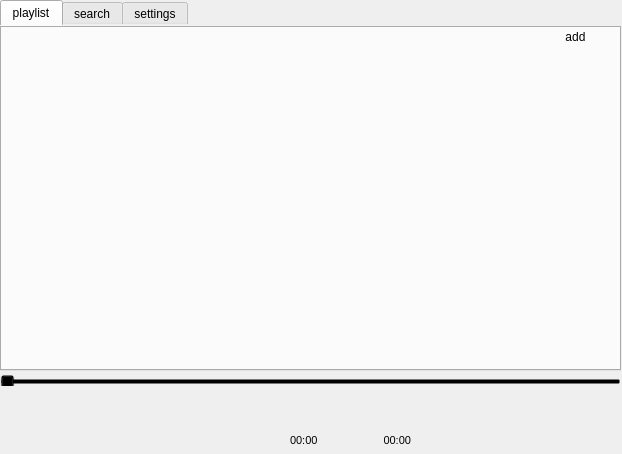
This is rlpcmain.ui in steftim/rlpc as Qt 5 draws it before an edit. The edited form follows.
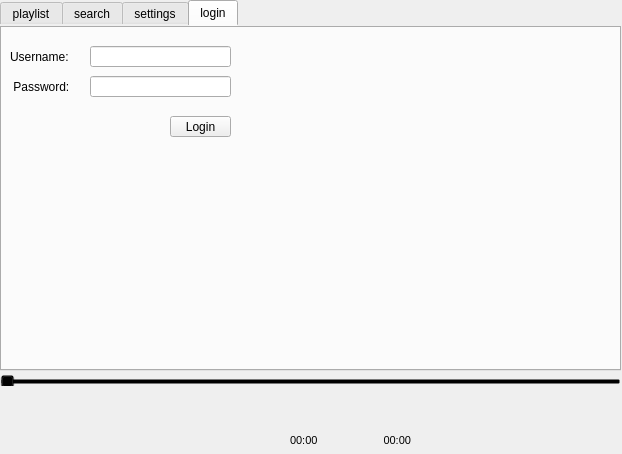
This is the edited form. Icons and pictures are not drawn.

What changed in the file:
```diff
--- a/rlpcmain.ui
+++ b/rlpcmain.ui
@@ -375,7 +375,7 @@
      <enum>QTabWidget::North</enum>
     </property>
     <property name="currentIndex">
-     <number>0</number>
+     <number>3</number>
     </property>
     <property name="elideMode">
      <enum>Qt::ElideLeft</enum>
@@ -610,6 +610,79 @@
       </property>
      </widget>
     </widget>
+    <widget class="QWidget" name="login_tab">
+     <attribute name="title">
+      <string>login</string>
+     </attribute>
+     <widget class="QLineEdit" name="usrnm_line">
+      <property name="geometry">
+       <rect>
+        <x>90</x>
+        <y>20</y>
+        <width>141</width>
+        <height>21</height>
+       </rect>
+      </property>
+      <property name="maxLength">
+       <number>32</number>
+      </property>
+     </widget>
+     <widget class="QLineEdit" name="pass_line">
+      <property name="geometry">
+       <rect>
+        <x>90</x>
+        <y>50</y>
+        <width>141</width>
+        <height>21</height>
+       </rect>
+      </property>
+      <property name="maxLength">
+       <number>32</number>
+      </property>
+      <property name="echoMode">
+       <enum>QLineEdit::Password</enum>
+      </property>
+     </widget>
+     <widget class="QLabel" name="usrnm_label">
+      <property name="geometry">
+       <rect>
+        <x>10</x>
+        <y>20</y>
+        <width>71</width>
+        <height>21</height>
+       </rect>
+      </property>
+      <property name="text">
+       <string>Username:</string>
+      </property>
+     </widget>
+     <widget class="QLabel" name="pass_label">
+      <property name="geometry">
+       <rect>
+        <x>10</x>
+        <y>50</y>
+        <width>61</width>
+        <height>21</height>
+       </rect>
+      </property>
+      <property name="text">
+       <string> Password:</string>
+      </property>
+     </widget>
+     <widget class="QPushButton" name="login_button">
+      <property name="geometry">
+       <rect>
+        <x>170</x>
+        <y>90</y>
+        <width>61</width>
+        <height>21</height>
+       </rect>
+      </property>
+      <property name="text">
+       <string>Login</string>
+      </property>
+     </widget>
+    </widget>
    </widget>
   </widget>
  </widget>
```
